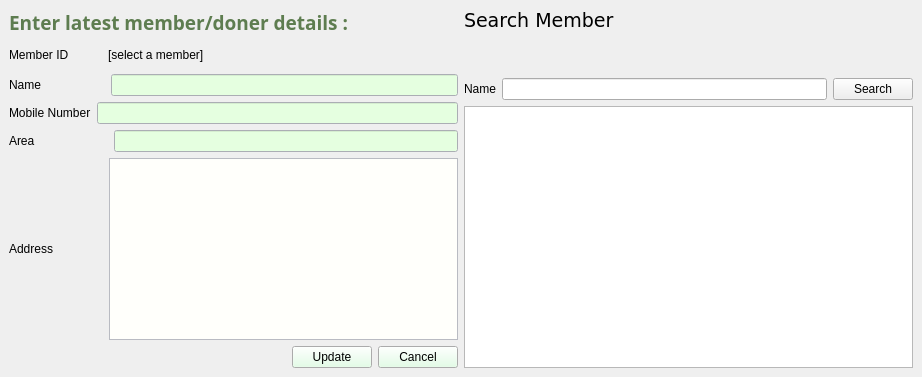
Before: the Qt Designer form edit_member_details.ui in severus-tux/gdm_database_management, drawn with Qt 5.
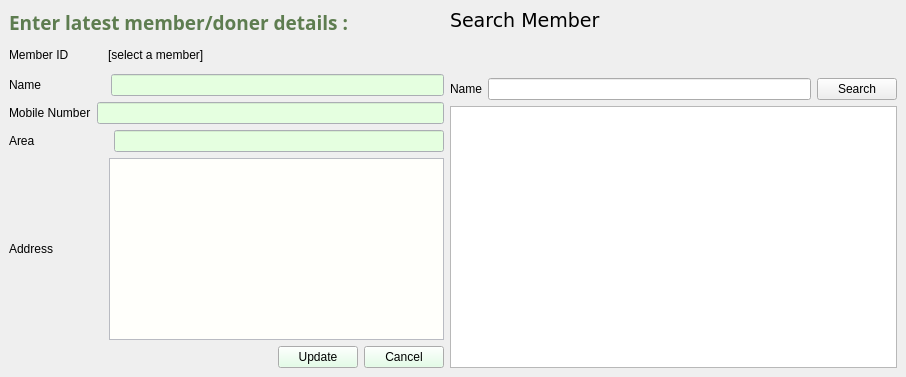
After: the same form once the commit is applied.

The edit to the form file:
```diff
--- a/edit_member_details.ui
+++ b/edit_member_details.ui
@@ -6,7 +6,7 @@
    <rect>
     <x>0</x>
     <y>0</y>
-    <width>922</width>
+    <width>906</width>
     <height>377</height>
    </rect>
   </property>
```
Left out of the diff: 6 changed lines with no effect on the pictures.
